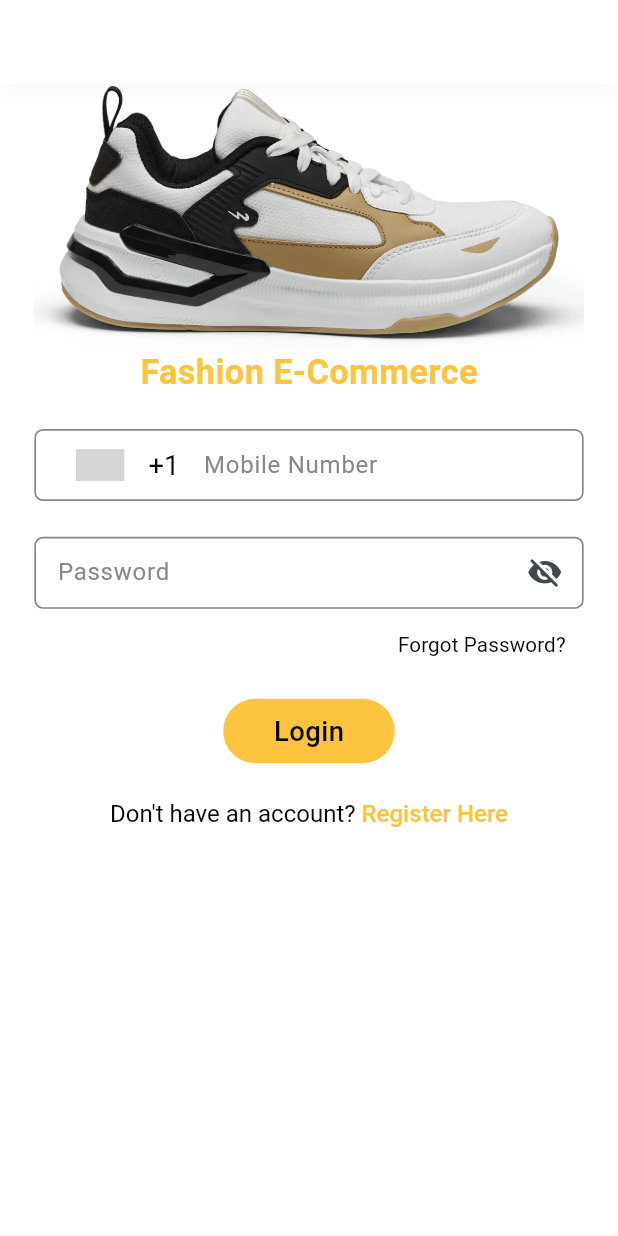
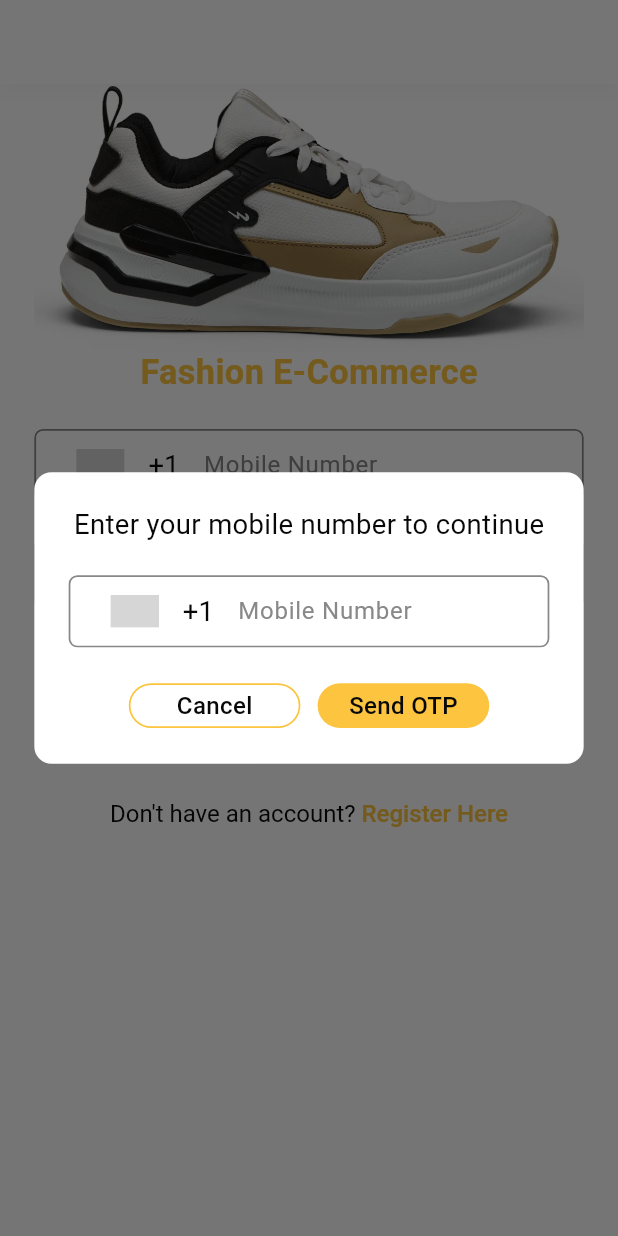
Before and after one commit to ns93289/fashion-comerce-demo, a Flutter app: the LoginScreen screen opened directly, after a tap on "Forgot Password?", on a phone screen of 412 x 824 dp. Run offline on Flutter 3.47's test engine with Material 3 defaults, Android fonts, the phone set to English and light mode, and no system bars; drawn by our look-alikes of country_code_picker; our stand-ins replace carousel_slider, dio, flutter_riverpod, flutter_screenutil, google_fonts, hive and 4 more; missing offline and left inert: easy_image_viewer, flutter_inappwebview; accounts and stored records are empty; generated files the repository leaves out were written again; grey boxes are pictures that could not be loaded.

Commit message:
Forgot change password

```diff
--- a/lib/core/utils/text_field_validators.dart
+++ b/lib/core/utils/text_field_validators.dart
@@ -13,6 +13,15 @@ class TextFieldValidator {
       return language.enterPassword;
     } else if (password.length < 6) {
       return language.minPassLength;
+    }
+    return null;
+  }
+
+  static String? otpValidator({required String otp}) {
+    if (otp.isEmpty) {
+      return language.enterOTP;
+    } else if (otp.length < 6) {
+      return language.enterFullOTP;
     }
     return null;
   }
--- a/lib/core/utils/tools.dart
+++ b/lib/core/utils/tools.dart
@@ -14,6 +14,10 @@ TextStyle bodyTextStyle({Color? color, double? fontSize, FontWeight? fontWeight}
 
 openScreen(BuildContext context, Widget screen) {
   Navigator.push(context, MaterialPageRoute(builder: (context) => screen));
+}
+
+openScreenWithReplace(BuildContext context, Widget screen) {
+  Navigator.pushReplacement(context, MaterialPageRoute(builder: (context) => screen));
 }
 
 Future<dynamic> openScreenWithResult(BuildContext context, Widget screen, {List<Override> overrides = const []}) async {
--- /dev/null
+++ b/lib/domain/provider/forgot_password_provider.dart
@@ -0,0 +1,55 @@
+import 'package:country_code_picker/country_code_picker.dart';
+import 'package:flutter/material.dart';
+import 'package:flutter/services.dart';
+import 'package:flutter_riverpod/flutter_riverpod.dart';
+import 'package:flutter_screenutil/flutter_screenutil.dart';
+
+import '../../core/constants/app_constants.dart';
+import '../../core/utils/text_field_validators.dart';
+import '../../core/utils/tools.dart';
+import '../../main.dart';
+import '../../presentation/components/custom_text_field.dart';
+import '../../presentation/dialogs/common_dialog.dart';
+import 'forgot_change_password_provider.dart';
+
+final forgotPasswordProvider = Provider.autoDispose.family<void, BuildContext>((ref, context) {
+  final phoneNoTEC = TextEditingController();
+
+  showDialog(
+    context: context,
+    builder: (context) {
+      return CommonDialog(
+        title: language.enterNumberToContinue,
+        negativeText: language.cancel,
+        positiveText: language.sendOTP,
+        onPositiveClick: () {
+          Navigator.pop(context);
+          ref.read(changePasswordProvider(context));
+        },
+        onNegativeClick: () => Navigator.pop(context),
+        widget: Padding(
+          padding: EdgeInsets.only(top: 20.h),
+          child: CustomTextField(
+            controller: phoneNoTEC,
+            decoration: InputDecoration(
+              labelText: language.mobileNumber,
+              icon: CountryCodePicker(
+                initialSelection: DefaultData.countryCodeName,
+                textStyle: bodyTextStyle(),
+                padding: EdgeInsets.zero,
+                favorite: [DefaultData.countryCodeName],
+                onChanged: (value) {},
+              ),
+            ),
+            keyboardType: TextInputType.phone,
+            textInputAction: TextInputAction.done,
+            inputFormatters: [FilteringTextInputFormatter.digitsOnly],
+            validator: (value) {
+              return TextFieldValidator.emptyValidator(value, message: language.enterMobileNumber);
+            },
+          ),
+        ),
+      );
+    },
+  ).then((value) => FocusManager.instance.primaryFocus?.unfocus());
+});
--- a/lib/domain/provider/login_provider.dart
+++ b/lib/domain/provider/login_provider.dart
@@ -30,7 +30,7 @@ final loginCheckProvider = Provider.autoDispose.family<void, BuildContext>((ref,
     final passwordTEC = ref.watch(passwordTECProvider);
     if (getStringDataFromUserBox(key: hiveUserPassword) == passwordTEC.text) {
       if (getBoolDataFromUserBox(key: hiveUserIsVerified)) {
-        openScreen(context, HomeScreen());
+        openScreenWithClearStack(context, HomeScreen());
       } else {
         openScreen(context, OtpScreen());
       }
--- a/lib/domain/provider/otp_verify_provider.dart
+++ b/lib/domain/provider/otp_verify_provider.dart
@@ -15,7 +15,7 @@ final otpVerifyProvider = Provider.autoDispose.family<void, BuildContext>((ref,
   logD("otpVerifyProvider>>>", otpText?.length.toString() ?? "");
   if (otpText?.length == 6) {
     putDataInUserBox(key: hiveUserIsVerified);
-    openScreen(context, HomeScreen());
+    openScreenWithClearStack(context, HomeScreen());
   } else {
     openSimpleSnackBar(language.enterVerificationCode);
   }
--- a/lib/domain/provider/signup_provider.dart
+++ b/lib/domain/provider/signup_provider.dart
@@ -30,9 +30,6 @@ final passwordTECProvider = Provider.autoDispose<TextEditingController>((ref) {
   ref.onDispose(() => controller.dispose());
   return controller;
 });
-final passwordTextProvider = StateProvider.autoDispose<String>((ref) {
-  return "";
-});
 final confirmPasswordTECProvider = Provider.autoDispose<TextEditingController>((ref) {
   final controller = TextEditingController();
   ref.onDispose(() => controller.dispose());
@@ -50,7 +47,7 @@ final registrationProvider = Provider.autoDispose.family<void, BuildContext>((re
   putDataInUserBox(key: hiveEmailAddress, value: emailTEC.text);
   putDataInUserBox(key: hiveUserPassword, value: passwordTEC.text);
 
-  openScreen(context, OtpScreen());
+  openScreenWithReplace(context, OtpScreen());
 });
 
 final signupFormKey = GlobalKey<FormState>();
--- a/lib/domain/provider/splash_provider.dart
+++ b/lib/domain/provider/splash_provider.dart
@@ -12,12 +12,12 @@ final splashActionProvider = FutureProvider.autoDispose.family<void, BuildContex
     if (!context.mounted) return;
     if (getStringDataFromUserBox(key: hivePhoneNumber).isNotEmpty) {
       if (getBoolDataFromUserBox(key: hiveUserIsVerified)) {
-        openScreen(context, HomeScreen());
+        openScreenWithClearStack(context, HomeScreen());
       } else {
-        openScreen(context, LoginScreen());
+        openScreenWithClearStack(context, LoginScreen());
       }
     } else {
-      openScreen(context, LoginScreen());
+      openScreenWithClearStack(context, LoginScreen());
     }
   });
 });
--- a/lib/l10n/app_en.arb
+++ b/lib/l10n/app_en.arb
@@ -151,5 +151,6 @@
   "verify": "Verify",
   "notGetOTP": "Didn't get OTP?",
   "resendOTP": "Resend OTP",
-  "resendOTPIn": "Resend OTP in"
+  "resendOTPIn": "Resend OTP in",
+  "enterFullOTP": "Enter full OTP"
 }
--- a/lib/presentation/dialogs/common_dialog.dart
+++ b/lib/presentation/dialogs/common_dialog.dart
@@ -5,15 +5,21 @@ import '../../core/utils/tools.dart';
 import '../../main.dart';
 import '../components/custom_button.dart';
 
-class CommonDialog extends StatelessWidget {
+class CommonDialog extends StatefulWidget {
   final String title;
   final String? positiveText;
   final String? negativeText;
+  final Widget? widget;
   final Function() onPositiveClick;
   final Function()? onNegativeClick;
 
-  const CommonDialog({super.key, required this.title, required this.onPositiveClick, this.onNegativeClick, this.positiveText, this.negativeText});
+  const CommonDialog({super.key, required this.title, required this.onPositiveClick, this.onNegativeClick, this.positiveText, this.negativeText, this.widget});
 
+  @override
+  State<CommonDialog> createState() => _CommonDialogState();
+}
+
+class _CommonDialogState extends State<CommonDialog> {
   @override
   Widget build(BuildContext context) {
     return Dialog(
@@ -24,27 +30,28 @@ class CommonDialog extends StatelessWidget {
         child: Column(
           mainAxisSize: MainAxisSize.min,
           children: [
-            Text(title, style: bodyTextStyle()),
+            Text(widget.title, style: bodyTextStyle()),
+            if (widget.widget != null) widget.widget!,
             Padding(
               padding: EdgeInsetsDirectional.only(top: 20.h),
               child: Row(
                 mainAxisAlignment: MainAxisAlignment.center,
                 children: [
                   CustomButton(
-                    title: negativeText ?? language.cancel,
+                    title: widget.negativeText ?? language.cancel,
                     padding: EdgeInsetsDirectional.symmetric(horizontal: 10.w),
                     fontSize: 14.sp,
                     height: 25.h,
                     borderedButton: true,
-                    onPress: () => onNegativeClick?.call(),
+                    onPress: () => widget.onNegativeClick?.call(),
                   ),
-                  if (onNegativeClick != null) SizedBox(width: 10.w),
+                  if (widget.onNegativeClick != null) SizedBox(width: 10.w),
                   CustomButton(
-                    title: positiveText ?? language.okay,
+                    title: widget.positiveText ?? language.okay,
                     padding: EdgeInsetsDirectional.symmetric(horizontal: 10.w),
                     fontSize: 14.sp,
                     height: 25.h,
-                    onPress: () => onPositiveClick.call(),
+                    onPress: () => widget.onPositiveClick.call(),
                   ),
                 ],
               ),
--- a/lib/presentation/screens/login/login_screen.dart
+++ b/lib/presentation/screens/login/login_screen.dart
@@ -7,6 +7,7 @@ import 'package:flutter_screenutil/flutter_screenutil.dart';
 
 import '../../../core/constants/app_constants.dart';
 import '../../../core/constants/colors.dart';
+import '../../../domain/provider/forgot_password_provider.dart';
 import '../../../domain/provider/login_provider.dart';
 import '../../components/custom_button.dart';
 import '../../../core/utils/text_field_validators.dart';
@@ -104,12 +105,21 @@ class _LoginScreenState extends State<LoginScreen> {
   }
 
   Widget _forgotPassword() {
-    return Align(
-      alignment: AlignmentDirectional.topEnd,
-      child: Padding(
-        padding: EdgeInsetsDirectional.only(start: 20.w, end: 20.w),
-        child: TextButton(onPressed: () {}, child: Text(language.forgotPassword, style: bodyTextStyle(fontSize: 12.sp))),
-      ),
+    return Consumer(
+      builder: (context, ref, _) {
+        return Align(
+          alignment: AlignmentDirectional.topEnd,
+          child: Padding(
+            padding: EdgeInsetsDirectional.only(start: 20.w, end: 20.w),
+            child: TextButton(
+              onPressed: () {
+                ref.read(forgotPasswordProvider(context));
+              },
+              child: Text(language.forgotPassword, style: bodyTextStyle(fontSize: 12.sp)),
+            ),
+          ),
+        );
+      },
     );
   }
 
```
Also changed, not shown: lib/domain/provider/forgot_change_password_provider.dart (added, +43 -0 lines), lib/presentation/dialogs/forgot_change_password_dialog.dart (added, +139 -0 lines).
